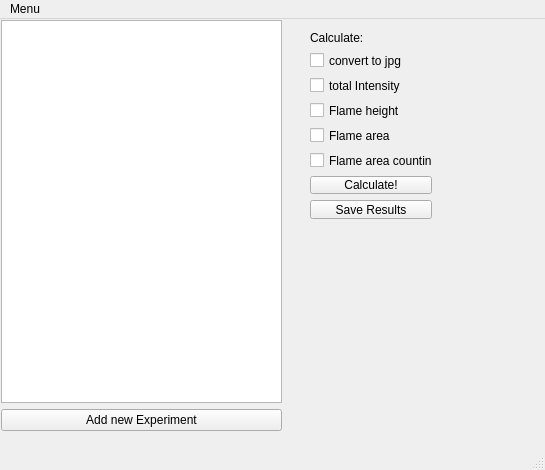
Before: the Qt Designer form BBAgui.ui in rnoske/BBA2, drawn with Qt 5.
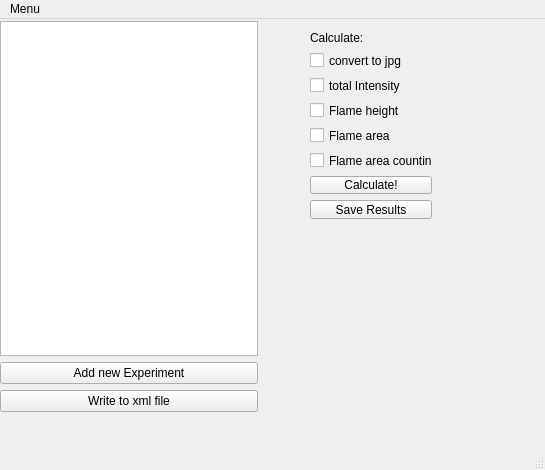
After: the same form once the commit is applied.

Diff of the .ui file:
```diff
--- a/BBAgui.ui
+++ b/BBAgui.ui
@@ -14,28 +14,6 @@
    <string>BBA</string>
   </property>
   <widget class="QWidget" name="centralwidget">
-   <widget class="QWidget" name="layoutWidget">
-    <property name="geometry">
-     <rect>
-      <x>1</x>
-      <y>1</y>
-      <width>281</width>
-      <height>411</height>
-     </rect>
-    </property>
-    <layout class="QVBoxLayout" name="verticalLayout">
-     <item>
-      <widget class="QListWidget" name="ImageList"/>
-     </item>
-     <item>
-      <widget class="QPushButton" name="Add_Experiment">
-       <property name="text">
-        <string>Add new Experiment</string>
-       </property>
-      </widget>
-     </item>
-    </layout>
-   </widget>
    <widget class="QWidget" name="layoutWidget">
     <property name="geometry">
      <rect>
@@ -116,6 +94,35 @@
      </item>
     </layout>
    </widget>
+   <widget class="QWidget" name="">
+    <property name="geometry">
+     <rect>
+      <x>0</x>
+      <y>2</y>
+      <width>258</width>
+      <height>391</height>
+     </rect>
+    </property>
+    <layout class="QVBoxLayout" name="verticalLayout">
+     <item>
+      <widget class="QListWidget" name="ImageList"/>
+     </item>
+     <item>
+      <widget class="QPushButton" name="Add_Experiment">
+       <property name="text">
+        <string>Add new Experiment</string>
+       </property>
+      </widget>
+     </item>
+     <item>
+      <widget class="QPushButton" name="Write_toXMLfile">
+       <property name="text">
+        <string>Write to xml file</string>
+       </property>
+      </widget>
+     </item>
+    </layout>
+   </widget>
   </widget>
   <widget class="QMenuBar" name="menubar">
    <property name="geometry">
```
Left out of the diff: 19 changed lines with no effect on the pictures.
